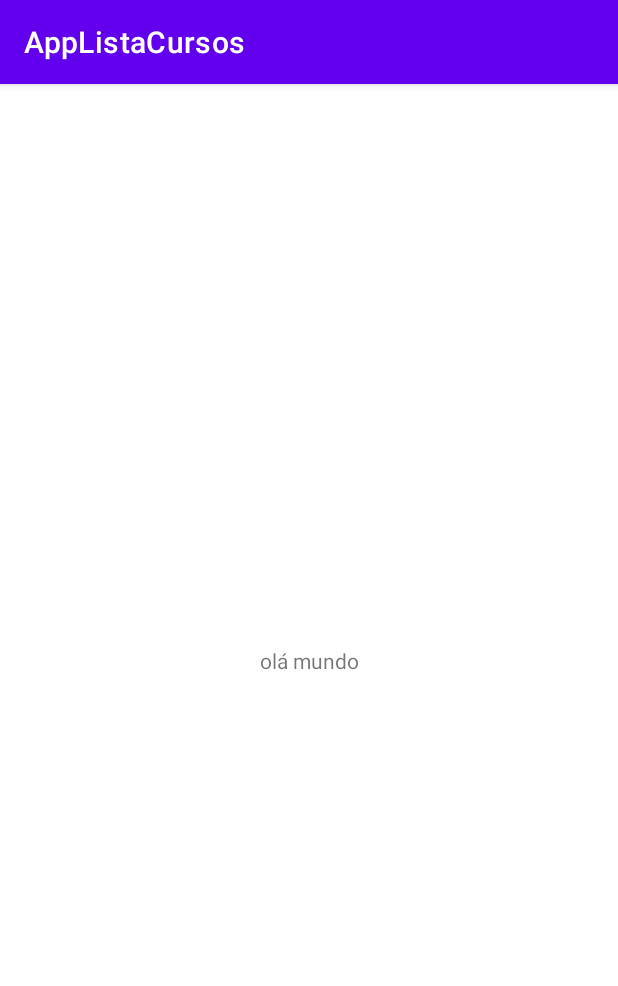
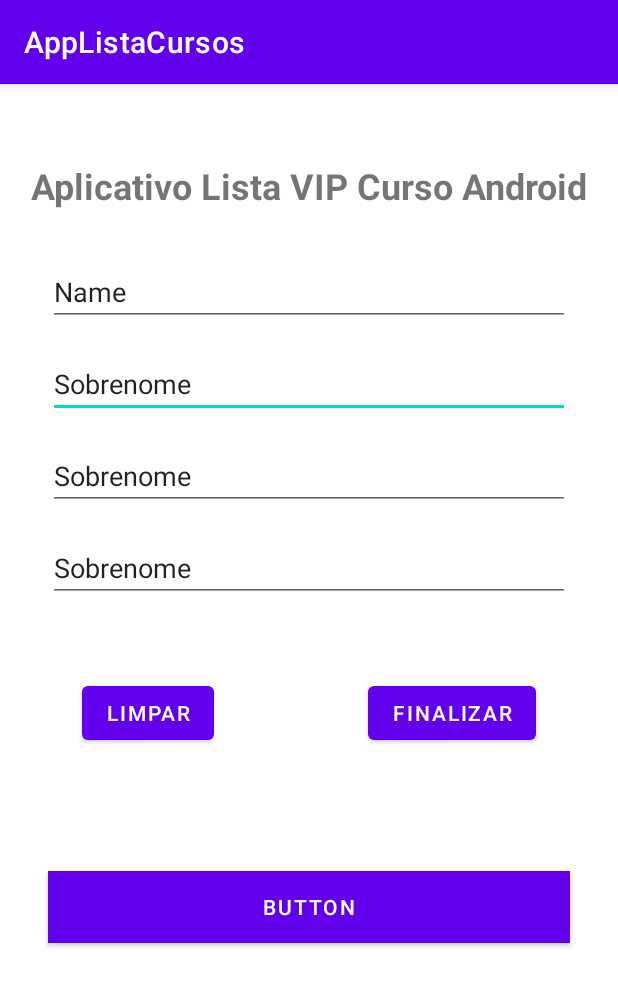
Before and after one commit to paulohorizonti/CursoAndroid2023, an Android app: the screen it shows after launch (MainActivity), on a phone screen of 412 x 824 dp. Shown: the top 986 px of the screen. Run offline under Robolectric (Android 15) with nearby library versions, the light colour scheme and no system bars.

Commit message:
Segundo commit: tela criada

```diff
--- a/AppListaCursos/app/src/main/res/layout/activity_main.xml
+++ b/AppListaCursos/app/src/main/res/layout/activity_main.xml
@@ -4,15 +4,119 @@
     xmlns:tools="http://schemas.android.com/tools"
     android:layout_width="match_parent"
     android:layout_height="match_parent"
+    android:layout_margin="16dp"
     tools:context=".MainActivity">
 
+    <EditText
+        android:id="@+id/editTextTextPersonName3"
+        android:layout_width="match_parent"
+        android:layout_height="wrap_content"
+        android:layout_marginStart="16dp"
+        android:layout_marginTop="16dp"
+        android:layout_marginEnd="16dp"
+        android:ems="10"
+        android:hint="Sobrenome"
+        android:inputType="textPersonName"
+        android:text="Sobrenome"
+        app:layout_constraintEnd_toEndOf="parent"
+        app:layout_constraintStart_toStartOf="parent"
+        app:layout_constraintTop_toBottomOf="@+id/editTextTextPersonName" />
+
     <TextView
+        android:id="@+id/textView"
         android:layout_width="wrap_content"
         android:layout_height="wrap_content"
-        android:text="olá mundo"
+        android:text="Aplicativo Lista VIP Curso Android"
+        android:textSize="24sp"
+        android:textStyle="bold"
+        app:layout_constraintBottom_toBottomOf="parent"
+        app:layout_constraintEnd_toEndOf="parent"
+        app:layout_constraintHorizontal_bias="0.527"
+        app:layout_constraintStart_toStartOf="parent"
+        app:layout_constraintTop_toTopOf="parent"
+        app:layout_constraintVertical_bias="0.05" />
+
+    <EditText
+        android:id="@+id/editTextTextPersonName"
+        android:layout_width="match_parent"
+        android:layout_height="wrap_content"
+        android:layout_marginStart="16dp"
+        android:layout_marginTop="32dp"
+        android:layout_marginEnd="16dp"
+        android:ems="10"
+        android:hint="Primeiro Nome"
+        android:inputType="textPersonName"
+        android:text="Name"
+        app:layout_constraintEnd_toEndOf="parent"
+        app:layout_constraintStart_toStartOf="parent"
+        app:layout_constraintTop_toBottomOf="@+id/textView" />
+
+    <EditText
+        android:id="@+id/editTextTextPersonName2"
+        android:layout_width="match_parent"
+        android:layout_height="wrap_content"
+        android:layout_marginStart="16dp"
+        android:layout_marginTop="16dp"
+        android:layout_marginEnd="16dp"
+        android:ems="10"
+        android:hint="Telefone de Contato"
+        android:inputType="textPersonName"
+        android:text="Sobrenome"
+        app:layout_constraintEnd_toEndOf="parent"
+        app:layout_constraintHorizontal_bias="1.0"
+        app:layout_constraintStart_toStartOf="parent"
+        app:layout_constraintTop_toBottomOf="@+id/editTextTextPersonName4" />
+
+    <EditText
+        android:id="@+id/editTextTextPersonName4"
+        android:layout_width="match_parent"
+        android:layout_height="wrap_content"
+        android:layout_marginStart="16dp"
+        android:layout_marginTop="16dp"
+        android:layout_marginEnd="16dp"
+        android:ems="10"
+        android:hint="Curso desejado"
+        android:inputType="textPersonName"
+        android:text="Sobrenome"
+        app:layout_constraintEnd_toEndOf="parent"
+        app:layout_constraintStart_toStartOf="parent"
+        app:layout_constraintTop_toBottomOf="@+id/editTextTextPersonName3" />
+
+    <Button
+        android:id="@+id/button"
+        android:layout_width="wrap_content"
+        android:layout_height="wrap_content"
+        android:layout_marginEnd="32dp"
+        android:layout_marginBottom="32dp"
+        android:text="Limpar"
+        app:layout_constraintBottom_toTopOf="@+id/button3"
+        app:layout_constraintEnd_toStartOf="@+id/button2"
+        app:layout_constraintStart_toStartOf="parent"
+        app:layout_constraintTop_toBottomOf="@+id/editTextTextPersonName2" />
+
+    <Button
+        android:id="@+id/button2"
+        android:layout_width="wrap_content"
+        android:layout_height="wrap_content"
+        android:layout_marginStart="32dp"
+        android:layout_marginBottom="32dp"
+        android:text="Finalizar"
+        app:layout_constraintBottom_toTopOf="@+id/button3"
+        app:layout_constraintEnd_toEndOf="parent"
+        app:layout_constraintStart_toEndOf="@+id/button"
+        app:layout_constraintTop_toBottomOf="@+id/editTextTextPersonName2" />
+
+    <Button
+        android:id="@+id/button3"
+        android:layout_width="match_parent"
+        android:layout_height="wrap_content"
+        android:layout_margin="16dp"
+        android:layout_marginBottom="200dp"
+        android:background="@color/teal_200"
+        android:text="Button"
         app:layout_constraintBottom_toBottomOf="parent"
         app:layout_constraintEnd_toEndOf="parent"
         app:layout_constraintStart_toStartOf="parent"
-        app:layout_constraintTop_toTopOf="parent" />
+        app:layout_constraintTop_toBottomOf="@+id/editTextTextPersonName2" />
 
 </androidx.constraintlayout.widget.ConstraintLayout>
--- a/AppListaCursos/app/src/main/res/values/colors.xml
+++ b/AppListaCursos/app/src/main/res/values/colors.xml
@@ -7,4 +7,6 @@
     <color name="teal_700">#FF018786</color>
     <color name="black">#FF000000</color>
     <color name="white">#FFFFFFFF</color>
+    <color name="corBotoes">#02685E</color>
+
 </resources>
```
Also changed, not shown: 2 other files.
